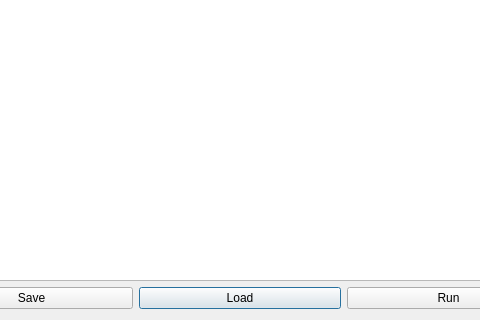
Old version of the form src/wte/ui/Scripter.ui in the repository spiricn/Wt; both pictures show x 81 to 561 and y 180 to 500 of the 642 by 500 pixel window.
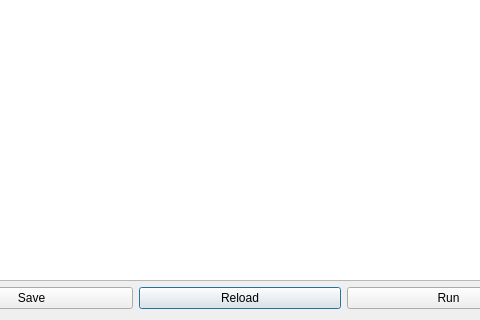
New version of the form.

The edit to the form file:
```diff
--- a/src/wte/ui/Scripter.ui
+++ b/src/wte/ui/Scripter.ui
@@ -17,7 +17,7 @@
    <item row="1" column="1">
     <widget class="QPushButton" name="pushButton">
      <property name="text">
-      <string>Load</string>
+      <string>Reload</string>
      </property>
     </widget>
    </item>
```
